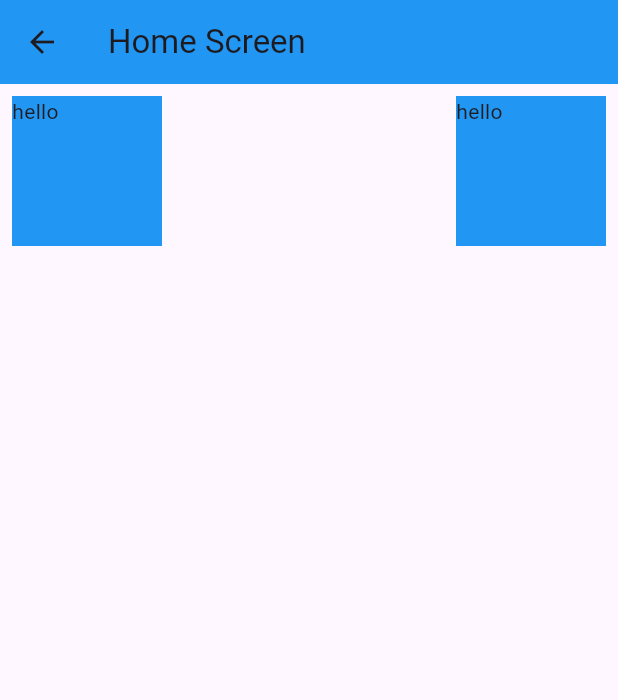
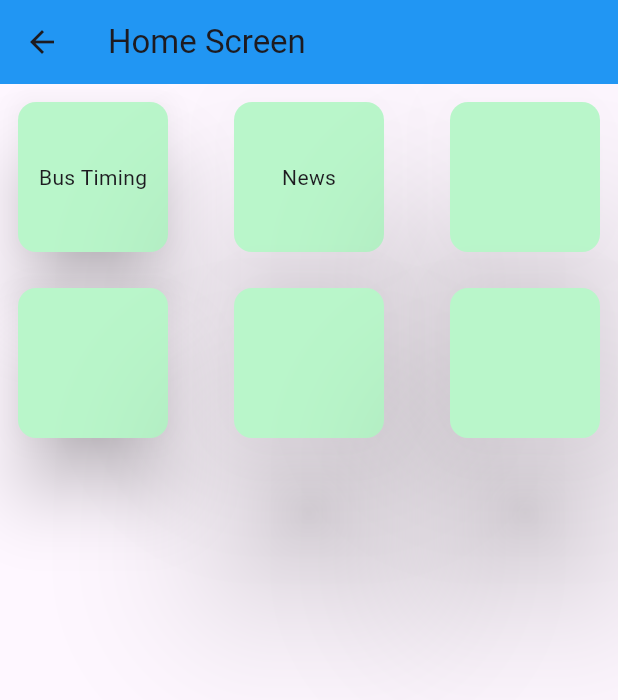
Before and after one commit to rameshrravi/v_express, a Flutter app: the HomeScreen screen opened by its route, on a phone screen of 412 x 824 dp. Shown: the top 700 px of the screen. Run offline on Flutter 3.47's test engine with Material 3 defaults, Android fonts, the phone set to English and light mode, and no system bars; our stand-ins replace dio, get, shared_preferences; accounts and stored records are empty.

Commit message:
code update

```diff
--- a/lib/home/screens/home_screen.dart
+++ b/lib/home/screens/home_screen.dart
@@ -12,30 +12,91 @@ class HomeScreen extends GetWidget<HomeController> {
         backgroundColor: Colors.blue,
         title: const Text('Home Screen'),
       ),
-      body: Column(
+      body: SingleChildScrollView(
+        child: Column(
           children: [
             Padding(
               padding: const EdgeInsets.all(8.0),
               child: Row(
                 mainAxisAlignment: MainAxisAlignment.spaceBetween,
                 children: [
-                Container(
+                  InkWell(
+                    onTap: () {},
+                    child: Card(
+                      elevation: 20,
+                      shadowColor: Colors.black,
+                      color: Colors.greenAccent[100],
+                      child: const SizedBox(
                         height: 100,
                         width: 100,
-                  color: Colors.blue,
-                  child: const Text('hello'),
+                        child: Center(child: Text('Bus Timing')),
                       ),
-                Container(
+                    ),
+                  ),
+                  Card(
+                    elevation: 50,
+                    shadowColor: Colors.black,
+                    color: Colors.greenAccent[100],
+                    child: const SizedBox(
                       height: 100,
                       width: 100,
-                  color: Colors.blue,
-                  child: const Text('hello'),
+                      child: Center(child: Text('News')),
+                    ),
+                  ),
+                  Card(
+                    elevation: 50,
+                    shadowColor: Colors.black,
+                    color: Colors.greenAccent[100],
+                    child: const SizedBox(
+                      height: 100,
+                      width: 100,
+                      child: Center(child: Text('')),
+                    ),
+                  ),
+                ],
+              ),
+            ),
+            Padding(
+              padding: const EdgeInsets.all(8.0),
+              child: Row(
+                mainAxisAlignment: MainAxisAlignment.spaceBetween,
+                children: [
+                  Card(
+                    elevation: 20,
+                    shadowColor: Colors.black,
+                    color: Colors.greenAccent[100],
+                    child: const SizedBox(
+                      height: 100,
+                      width: 100,
+                      child: Center(child: Text('')),
+                    ),
+                  ),
+                  Card(
+                    elevation: 50,
+                    shadowColor: Colors.black,
+                    color: Colors.greenAccent[100],
+                    child: const SizedBox(
+                      height: 100,
+                      width: 100,
+                      child: Center(child: Text('')),
+                    ),
+                  ),
+                  Card(
+                    elevation: 50,
+                    shadowColor: Colors.black,
+                    color: Colors.greenAccent[100],
+                    child: const SizedBox(
+                      height: 100,
+                      width: 100,
+                      child: Center(child: Text('')),
+                    ),
                   ),
                 ],
               ),
             ),
           ],
         ),
+      ),
     );
   }
 }
```
Also changed, not shown: pubspec.lock. Lines whose indentation alone changed are shown as unchanged.
